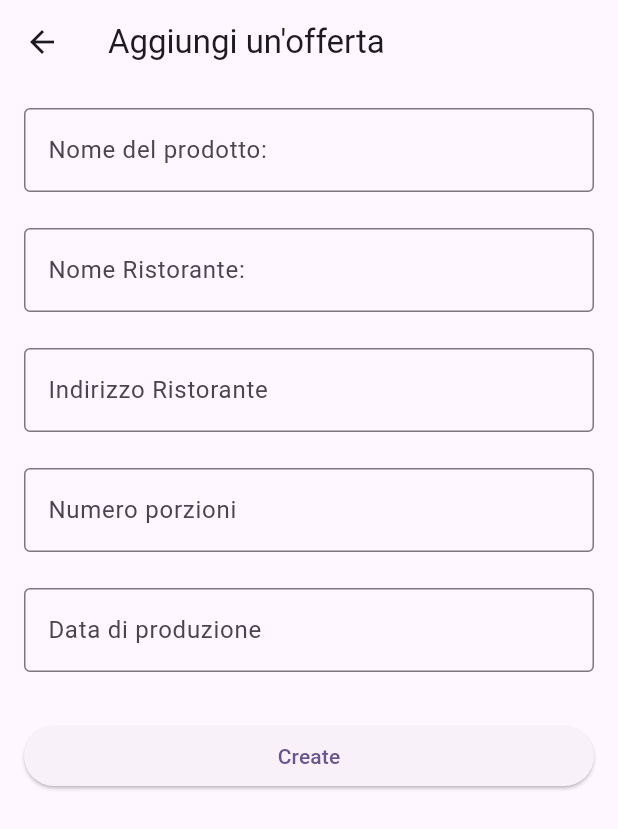
After one commit to Frankz13/OffroCibo, a Flutter app: the AddingProductPage screen opened directly, after a tap on "Create", on a phone screen of 412 x 824 dp. The commit adds this screen. Shown: the top 829 px of the screen. Run offline on Flutter 3.47's test engine with Material 2 defaults, Android fonts, the phone set to English and light mode, and no system bars; our stand-ins replace cloud_firestore, datetime_picker_formfield_new, firebase_auth, firebase_core; accounts and stored records are empty.

Commit message:
3# commit
now the is possible to add and read data from the database about the food section
now when you click the icons on the bottom bar it redirects you instead of the "push".

```diff
--- /dev/null
+++ b/prova_progetto/lib/screens/AddingProductPage.dart
@@ -0,0 +1,151 @@
+import 'package:cloud_firestore/cloud_firestore.dart';
+import 'package:flutter/material.dart';
+import 'package:datetime_picker_formfield_new/datetime_picker_formfield.dart';
+import 'package:intl/intl.dart';
+
+class AddingProductPage extends StatefulWidget {
+  const AddingProductPage({Key? key}) : super(key: key);
+
+  @override
+  _AddingProductPageState createState() => _AddingProductPageState();
+}
+
+class _AddingProductPageState extends State<AddingProductPage> {
+  final controllerNameProduct = TextEditingController();
+  final controllerQuantity = TextEditingController();
+  final controllerDate = TextEditingController();
+  final controllerRestaurantName = TextEditingController();
+  final controllerRestaurantAddress = TextEditingController();
+
+  InputDecoration decoration(String label) {
+    return InputDecoration(
+      labelText: label,
+      border: const OutlineInputBorder(),
+    );
+  }
+
+  @override
+  Widget build(BuildContext context) {
+    return Scaffold(
+      appBar: AppBar(
+        title: const Text("Aggiungi un'offerta"),
+      ),
+      body: Scrollbar(
+        child: ListView(
+          padding: const EdgeInsets.all(16),
+          children: <Widget>[
+            TextField(
+              controller: controllerNameProduct,
+              decoration: decoration('Nome del prodotto:'),
+            ),
+            const SizedBox(height: 24),
+            TextField(
+              controller: controllerRestaurantName,
+              decoration: decoration('Nome Ristorante:'),
+            ),
+            const SizedBox(height: 24),
+            TextField(
+              controller: controllerRestaurantAddress,
+              decoration: decoration('Indirizzo Ristorante'),
+            ),
+            const SizedBox(height: 24),
+            TextField(
+              controller: controllerQuantity,
+              decoration: decoration('Numero porzioni'),
+              keyboardType: TextInputType.number,
+            ),
+            const SizedBox(height: 24),
+            DateTimeField(
+              controller: controllerDate,
+              decoration: decoration("Data di produzione"),
+              format: DateFormat('yyyy-MM-dd'),
+              onShowPicker: (context, currentValue) async {
+                final date = await showDatePicker(
+                  context: context,
+                  firstDate: DateTime(1900),
+                  initialDate: currentValue ?? DateTime.now(),
+                  lastDate: currentValue ?? DateTime.now(),
+                );
+                return date;
+              },
+            ),
+            const SizedBox(height: 32),
+            ElevatedButton(
+              onPressed: () {
+                final food = Food(
+                  nameProduct: controllerNameProduct.text,
+                  quantity: int.parse(controllerQuantity.text),
+                  date: DateFormat('yyyy-MM-dd').parse(controllerDate.text),
+                  restaurantName: controllerRestaurantName.text,
+                  restaurantAddress: controllerRestaurantAddress.text,
+                );
+                createFood(food);
+                Navigator.pop(context);
+              },
+              child: const Text('Create'),
+            ),
+          ],
+        ),
+      ),
+    );
+  }
+
+  // Widget buildFood(Food food) => ListTile(
+  //   leading: CircleAvatar(
+  //     child: Text('${food.date}'),
+  //   ),
+  //   title: Text(food.nameProduct),
+  //   subtitle: Text(food.date.toIso8601String()),
+  // );
+
+  // Stream<List<Food>> readFoods() => FirebaseFirestore.instance
+  //     .collection('food')
+  //     .snapshots()
+  //     .map((snapshot) => snapshot.docs.map((doc) => Food.fromJson(doc.data())).toList());
+
+  Future<void> createFood(Food food) async {
+    final docFood = FirebaseFirestore.instance.collection('food').doc();
+    food.id = docFood.id;
+
+    final json = food.toJson();
+    await docFood.set(json);
+  }
+}
+
+class Food {
+  late String id;
+  final String nameProduct;
+  final int quantity;
+  final DateTime date;
+  final String restaurantName;
+  final String restaurantAddress;
+
+  Food({
+  required this.nameProduct,
+  required this.quantity,
+  required this.date,
+  required this.restaurantName,
+    required this.restaurantAddress,
+    this.id = '',
+  });
+
+  Map<String, dynamic> toJson() {
+    return {
+      'id': id,
+      'name_product': nameProduct,
+      'quantity': quantity,
+      'date': date,
+      'restaurant_name': restaurantName,
+      'restaurant_address': restaurantAddress,
+    };
+  }
+
+  // static Food fromJson(Map<String, dynamic> json) => Food(
+  //   id: json['id'],
+  //   nameProduct: json['name_product'],
+  //   quantity: json['quantity'],
+  //   date: (json['date'] as Timestamp).toDate(),
+  //   restaurantName: json['restaurant_name'],
+  //   restaurantAddress: json['restaurant_address'],
+  // );
+}
--- a/prova_progetto/lib/screens/Login.dart
+++ b/prova_progetto/lib/screens/Login.dart
@@ -2,9 +2,9 @@ import 'package:firebase_auth/firebase_auth.dart';
 import 'package:flutter/gestures.dart';
 import 'package:flutter/material.dart';
 import 'package:prova_progetto/screens/PrimaPagina.dart';
-import 'package:prova_progetto/screens/Registrazione.dart';
+
 import 'package:prova_progetto/widgets/FormLogin.dart';
-import 'package:prova_progetto/widgets/ReausableWidgets.dart';
+
 
 class LoginPage extends StatefulWidget {
   const LoginPage({Key? key}) : super(key: key);
--- a/prova_progetto/lib/widgets/BottomNavBar.dart
+++ b/prova_progetto/lib/widgets/BottomNavBar.dart
@@ -21,12 +21,12 @@ class _BottomNavBarState extends State<BottomNavBar> {
           mainAxisAlignment: MainAxisAlignment.spaceBetween,
           children: <Widget>[
             IconButton(
-              onPressed: (){Navigator.push(context, MaterialPageRoute(builder: (context) => UserPage()));},
+              onPressed: (){Navigator.pushReplacement(context, MaterialPageRoute(builder: (context) => const PrimapPagina()));},
               icon: const Icon(Icons.food_bank),
               color: Colors.deepPurple,
             ),
             IconButton(
-              onPressed: (){Navigator.push(context, MaterialPageRoute(builder: (context) => PrimapPagina()));},
+              onPressed: (){Navigator.pushReplacement(context, MaterialPageRoute(builder: (context) => const UserPage()));},
               icon: const Icon(Icons.person),
               color: Colors.deepPurple,
             ),
--- a/prova_progetto/pubspec.yaml
+++ b/prova_progetto/pubspec.yaml
@@ -35,6 +35,8 @@ dependencies:
   firebase_auth: ^4.6.3
   cloud_firestore: ^4.8.2
   datetime_picker_formfield_new: ^2.1.0
+  intl: ^0.18.1
+
 
 
 
```
Also changed, not shown: prova_progetto/lib/read data/getUserName.dart (added, +32 -0 lines), prova_progetto/lib/screens/PrimaPagina.dart (+9 -4 lines), prova_progetto/lib/screens/UserPage.dart (+70 -89 lines), prova_progetto/lib/widgets/FormLogin.dart (+3 -6 lines), prova_progetto/lib/widgets/form.dart (+5 -5 lines), prova_progetto/pubspec.lock.
